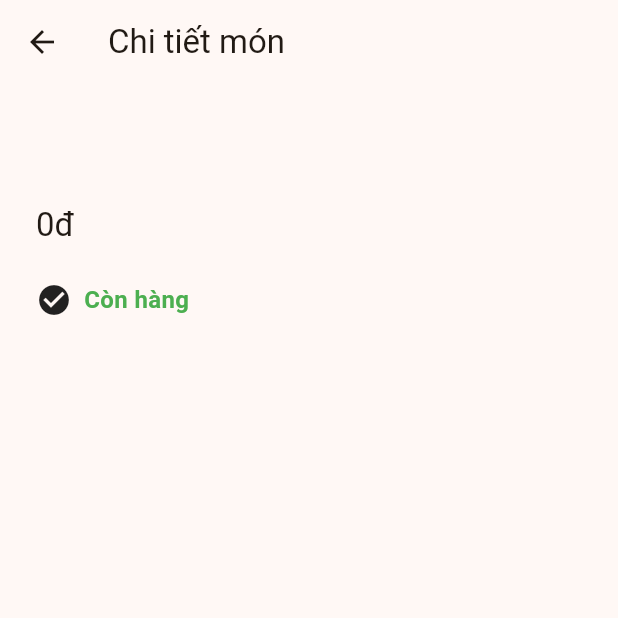
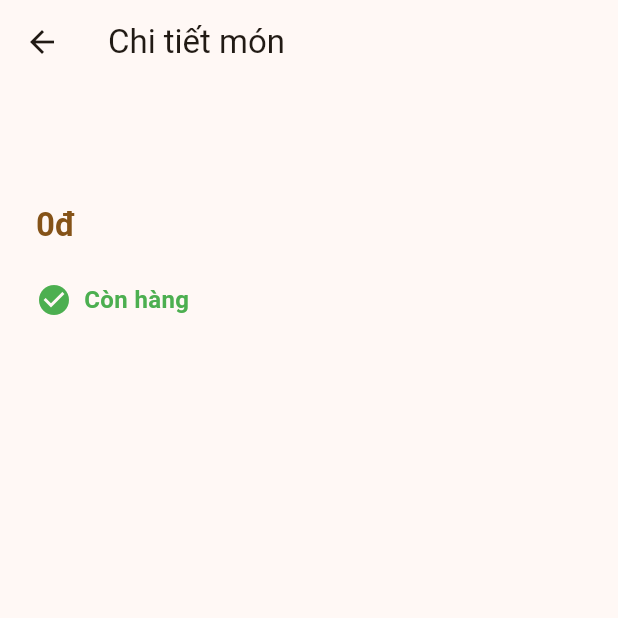
Before and after one commit to lucienhoang/canteen-app, a Flutter app: the MenuItemDetailScreen screen opened directly with empty values, on a phone screen of 412 x 824 dp, the top half of it. Run offline on Flutter 3.47's test engine with Material 3 defaults, Android fonts, the phone set to English and light mode, and no system bars; our stand-ins replace sqflite; accounts and stored records are empty.

Commit message:
feat: add menu item detail screen

```diff
--- a/lib/features/menu/menu_item_detail_screen.dart
+++ b/lib/features/menu/menu_item_detail_screen.dart
@@ -6,41 +6,48 @@ import '../../data/models/menu_item.dart';
 /// Màn hình hiển thị chi tiết của một món ăn trong thực đơn.
 ///
 /// Nhận vào [MenuItem] từ màn hình danh sách và hiển thị đầy đủ
-/// thông tin: tên món, giá tiền
-/// và trạng thái còn hàng / hết hàng.
+/// thông tin: tên món, giá tiền và trạng thái còn/hết hàng.
 class MenuItemDetailScreen extends StatelessWidget {
-  /// Món ăn cần hiển thị chi tiết, được truyền từ màn hình trước đó.
+  /// Dữ liệu món ăn được truyền từ màn hình danh sách
   final MenuItem item;
 
   const MenuItemDetailScreen({super.key, required this.item});
 
   @override
   Widget build(BuildContext context) {
-    // Định dạng số theo chuẩn Việt Nam
     final priceFormat = NumberFormat.decimalPattern('vi');
 
     return Scaffold(
-      appBar: AppBar(title: const Text('Chi tiết món')),
+      appBar: AppBar(
+        title: const Text('Chi tiết món'),
+      ),
       body: Padding(
         padding: const EdgeInsets.all(24),
         child: Column(
           crossAxisAlignment: CrossAxisAlignment.start,
           children: [
-            // Tên món ăn
-            Text(item.name, style: Theme.of(context).textTheme.headlineSmall),
+            // Hiển thị thông tin cơ bản: Tên món và Giá tiền
+            Text(
+              item.name,
+              style: Theme.of(context).textTheme.headlineSmall,
+            ),
             const SizedBox(height: 24),
-
-            // Giá tiền, đã format và thêm chữ "đ" vào cuối
             Text(
               '${priceFormat.format(item.price)}đ',
-              style: Theme.of(context).textTheme.titleLarge,
+              style: Theme.of(context).textTheme.titleLarge?.copyWith(
+                color: Theme.of(context).primaryColor,
+                fontWeight: FontWeight.w600,
+              ),
             ),
             const SizedBox(height: 24),
 
-            // Trạng thái còn hàng / hết hàng, kèm icon và màu tương ứng
+            // Khối hiển thị trạng thái kho (Còn hàng / Hết hàng) kèm icon tương ứng
             Row(
               children: [
-                Icon(item.isAvailable ? Icons.check_circle : Icons.cancel),
+                Icon(
+                  item.isAvailable ? Icons.check_circle : Icons.cancel,
+                  color: item.isAvailable ? Colors.green : Colors.red,
+                ),
                 const SizedBox(width: 8),
                 Text(
                   item.isAvailable ? 'Còn hàng' : 'Hết hàng',
--- a/lib/features/menu/menu_screen.dart
+++ b/lib/features/menu/menu_screen.dart
@@ -2,6 +2,7 @@ import 'package:flutter/material.dart';
 import 'package:intl/intl.dart';
 import 'package:provider/provider.dart';
 
+import 'menu_item_detail_screen.dart';//màng hình chi tiết
 import 'menu_viewmodel.dart';
 
 /// Màn hình hiển thị thực đơn (UI Layer).
@@ -86,6 +87,15 @@ class MenuScreen extends StatelessWidget {
                       ),
                 // Vô hiệu hóa (làm mờ) item nếu hết hàng
                 enabled: item.isAvailable,
+                // Xử lý sự kiện chọn món: điều hướng sang màn hình chi tiết và truyền dữ liệu (item).
+                onTap: () {
+                  Navigator.push(
+                    context,
+                    MaterialPageRoute(
+                      builder: (context) => MenuItemDetailScreen(item: item),
+                    ),
+                  );
+                },
               );
             },
           ),
```
